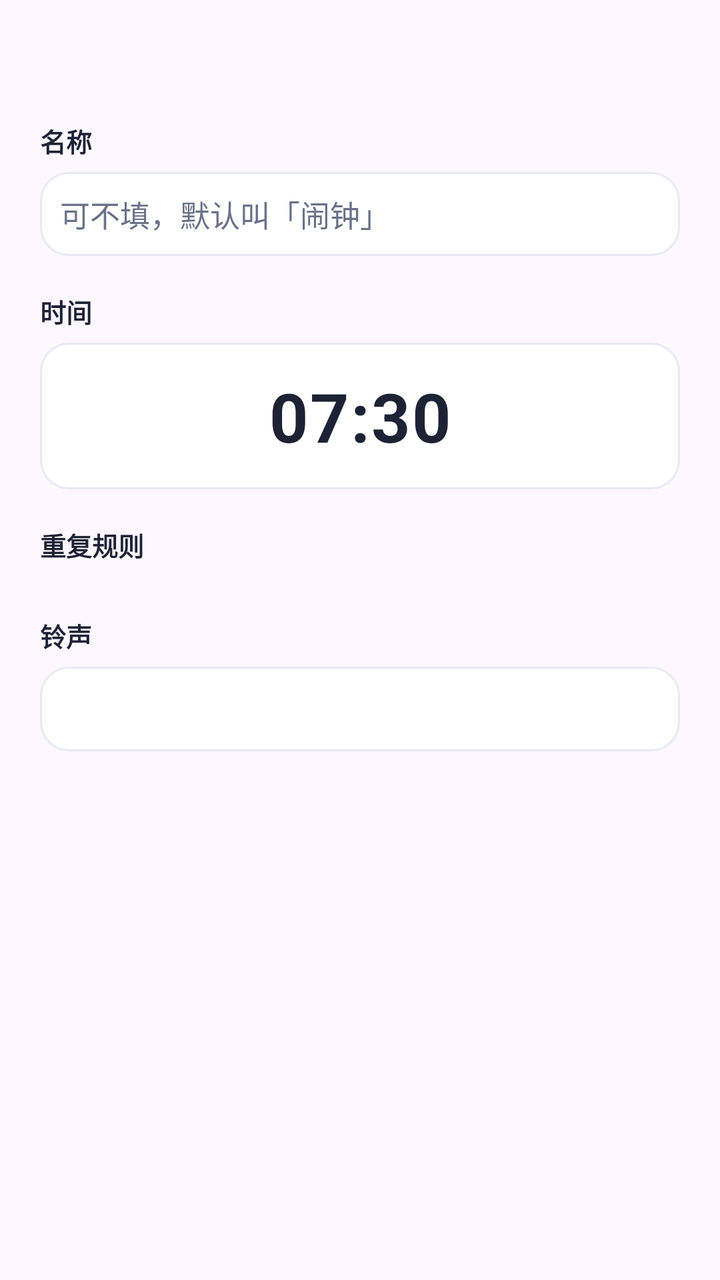
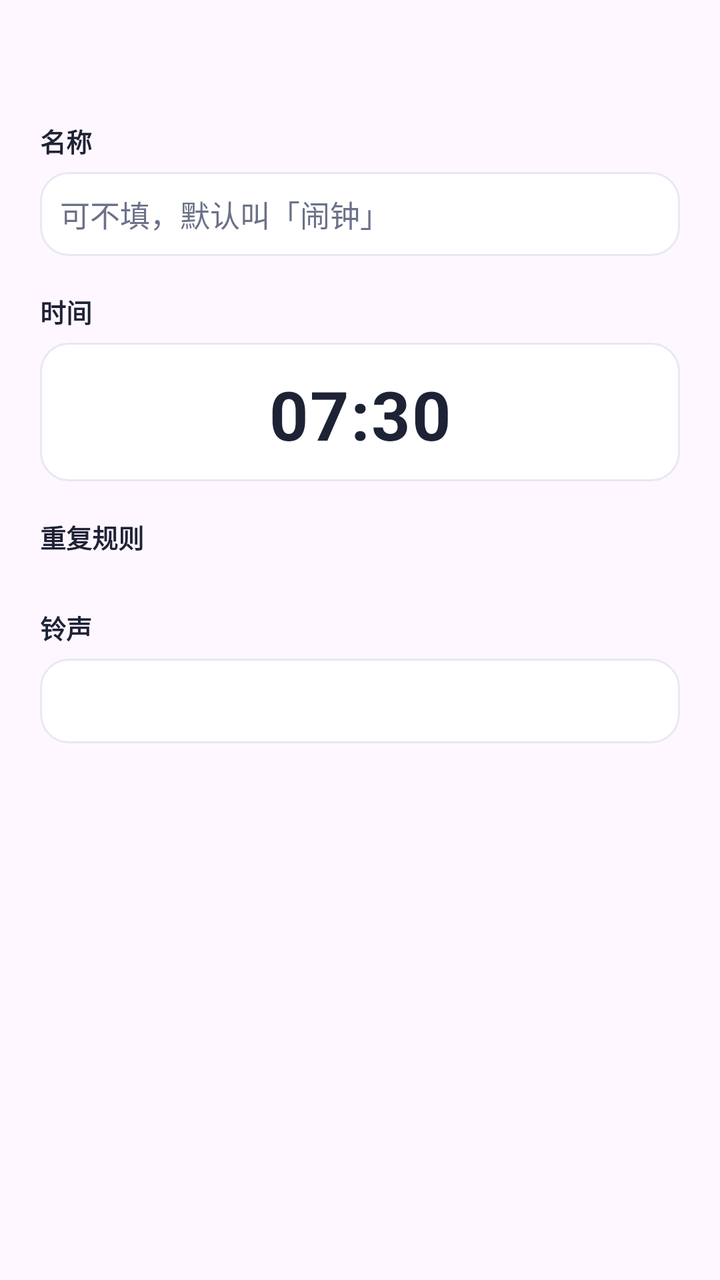

Screens rendered from an Android XML layout before and after an edit, with the pre-edit source and the edit as a unified diff.
<!-- AndroidManifest.xml: application theme Theme.WeekdayAlarm -->
<!-- res/layout/dialog_alarm.xml -->
<?xml version="1.0" encoding="utf-8"?>
<ScrollView xmlns:android="http://schemas.android.com/apk/res/android"
    android:layout_width="match_parent"
    android:layout_height="wrap_content"
    android:fillViewport="true">

<LinearLayout
    android:layout_width="match_parent"
    android:layout_height="wrap_content"
    android:orientation="vertical"
    android:padding="20dp">

    <TextView
        android:id="@+id/tv_alarm_title"
        android:layout_width="match_parent"
        android:layout_height="wrap_content"
        android:textColor="@color/ink"
        android:textSize="17sp"
        android:textStyle="bold" />

    <TextView
        style="@style/FieldLabel"
        android:layout_width="wrap_content"
        android:layout_height="wrap_content"
        android:layout_marginTop="18dp"
        android:text="名称" />

    <EditText
        android:id="@+id/et_alarm_label"
        android:layout_width="match_parent"
        android:layout_height="wrap_content"
        android:layout_marginTop="6dp"
        android:background="@drawable/bg_field_outline"
        android:importantForAutofill="no"
        android:inputType="text"
        android:maxLength="12"
        android:maxLines="1"
        android:padding="10dp"
        android:hint="可不填，默认叫「闹钟」"
        android:textColorHint="@color/sub"
        android:textColor="@color/ink"
        android:textSize="15sp" />

    <TextView
        style="@style/FieldLabel"
        android:layout_width="wrap_content"
        android:layout_height="wrap_content"
        android:layout_marginTop="18dp"
        android:text="时间" />

    
    <TextView
        android:id="@+id/tv_alarm_pick_time"
        android:layout_width="match_parent"
        android:layout_height="wrap_content"
        android:layout_marginTop="6dp"
        android:background="@drawable/bg_field_outline"
        android:clickable="true"
        android:focusable="true"
        android:gravity="center"
        android:letterSpacing="0.02"
        android:padding="14dp"
        android:text="07:30"
        android:textColor="@color/ink"
        android:textSize="34sp"
        android:textStyle="bold" />

    
    <LinearLayout
        android:id="@+id/row_follow_schedule"
        android:layout_width="match_parent"
        android:layout_height="wrap_content"
        android:layout_marginTop="8dp"
        android:background="@drawable/bg_dialog_row"
        android:clickable="true"
        android:focusable="true"
        android:gravity="center_vertical"
        android:orientation="horizontal"
        android:paddingStart="14dp"
        android:paddingTop="11dp"
        android:paddingEnd="12dp"
        android:paddingBottom="11dp"
        android:visibility="gone">

        <LinearLayout
            android:layout_width="0dp"
            android:layout_height="wrap_content"
            android:layout_weight="1"
            android:orientation="vertical">

            <TextView
                android:layout_width="wrap_content"
                android:layout_height="wrap_content"
                android:text="时间跟随班表"
                android:textColor="@color/ink"
                android:textSize="14sp"
                android:textStyle="bold" />

            <TextView
                android:id="@+id/tv_follow_summary"
                android:layout_width="match_parent"
                android:layout_height="wrap_content"
                android:layout_marginTop="2dp"
                android:textColor="@color/sub"
                android:textSize="12sp" />
        </LinearLayout>

        <androidx.appcompat.widget.SwitchCompat
            android:id="@+id/sw_follow_schedule"
            android:layout_width="wrap_content"
            android:layout_height="wrap_content"
            android:layout_marginStart="10dp" />
    </LinearLayout>

    <TextView
        style="@style/FieldLabel"
        android:layout_width="wrap_content"
        android:layout_height="wrap_content"
        android:layout_marginTop="18dp"
        android:text="重复规则" />

    
    <LinearLayout
        android:id="@+id/ll_alarm_modes"
        android:layout_width="match_parent"
        android:layout_height="wrap_content"
        android:layout_marginTop="8dp"
        android:orientation="vertical" />

    
    <LinearLayout
        android:id="@+id/row_own_rule"
        android:layout_width="match_parent"
        android:layout_height="wrap_content"
        android:layout_marginTop="10dp"
        android:background="@drawable/bg_dialog_row"
        android:clickable="true"
        android:focusable="true"
        android:gravity="center_vertical"
        android:orientation="horizontal"
        android:paddingStart="14dp"
        android:paddingTop="12dp"
        android:paddingEnd="14dp"
        android:paddingBottom="12dp"
        android:visibility="gone">

        <TextView
            android:id="@+id/tv_own_rule"
            android:layout_width="0dp"
            android:layout_height="wrap_content"
            android:layout_weight="1"
            android:text="4 天上 2 天"
            android:textColor="@color/indigo"
            android:textSize="13.5sp"
            android:textStyle="bold" />

        <TextView
            android:layout_width="wrap_content"
            android:layout_height="wrap_content"
            android:layout_marginStart="6dp"
            android:text="改 ›"
            android:textColor="@color/sub"
            android:textSize="12.5sp" />
    </LinearLayout>

    
    <LinearLayout
        android:id="@+id/row_once_date"
        android:layout_width="match_parent"
        android:layout_height="wrap_content"
        android:layout_marginTop="10dp"
        android:background="@drawable/bg_field_outline"
        android:clickable="true"
        android:focusable="true"
        android:orientation="vertical"
        android:padding="11dp"
        android:visibility="gone">

        <TextView
            style="@style/FieldLabel"
            android:layout_width="wrap_content"
            android:layout_height="wrap_content"
            android:text="哪一天" />

        <TextView
            android:id="@+id/tv_once_date"
            android:layout_width="match_parent"
            android:layout_height="wrap_content"
            android:layout_marginTop="3dp"
            android:textColor="@color/indigo"
            android:textSize="16sp"
            android:textStyle="bold" />
    </LinearLayout>

    
    <TextView
        style="@style/FieldLabel"
        android:layout_width="wrap_content"
        android:layout_height="wrap_content"
        android:layout_marginTop="18dp"
        android:text="铃声" />

    <TextView
        android:id="@+id/tv_alarm_ringtone"
        android:layout_width="match_parent"
        android:layout_height="wrap_content"
        android:layout_marginTop="6dp"
        android:background="@drawable/bg_field_outline"
        android:clickable="true"
        android:ellipsize="end"
        android:focusable="true"
        android:maxLines="2"
        android:padding="11dp"
        android:textColor="@color/ink"
        android:textSize="15sp"
        android:textStyle="bold" />
</LinearLayout>

</ScrollView>
<!-- resources referenced by this layout -->
<resources>
  <color name="indigo">#4F46E5</color>
  <color name="ink">#1E2235</color>
  <color name="sub">#6B7189</color>
  <!-- drawable bg_dialog_row (drawable) -->
  <?xml version="1.0" encoding="utf-8"?>
  <shape xmlns:android="http://schemas.android.com/apk/res/android"
      android:shape="rectangle">
      <solid android:color="@color/card" />
      <stroke
          android:width="1dp"
          android:color="@color/line" />
      <corners android:radius="@dimen/radius_row" />
  </shape>
  <!-- drawable bg_field_outline (drawable) -->
  <?xml version="1.0" encoding="utf-8"?>
  <ripple xmlns:android="http://schemas.android.com/apk/res/android"
      android:color="#1F4F46E5">
      <item>
          <shape android:shape="rectangle">
              <solid android:color="@color/card" />
              <corners android:radius="@dimen/radius_row" />
              <stroke
                  android:width="1dp"
                  android:color="@color/line" />
          </shape>
      </item>
  </ripple>
  <style name="FieldLabel">
          <item name="android:textColor">@color/ink</item>
          <item name="android:textSize">13sp</item>
          <item name="android:textStyle">bold</item>
      </style>
  <style name="Theme.WeekdayAlarm" parent="Theme.Material3.DayNight.NoActionBar">
          <item name="colorPrimary">@color/indigo</item>
          <item name="colorPrimaryVariant">@color/indigo_dark</item>
          <item name="colorOnPrimary">@color/white</item>
          <item name="android:statusBarColor">@color/bg</item>
          <item name="android:windowLightStatusBar">true</item>
      </style>
  <color name="card">#FFFFFF</color>
  <color name="line">#E7E9F3</color>
  <dimen name="radius_row">14dp</dimen>
  <color name="indigo_dark">#4338CA</color>
  <color name="white">#FFFFFFFF</color>
  <color name="bg">#F4F5FB</color>
</resources>

<!-- the commit's change to res/layout/dialog_alarm.xml (unified diff, before → after) -->
@@ -49,8 +49,8 @@
         android:text="时间" />
 
     
-    <TextView
-        android:id="@+id/tv_alarm_pick_time"
+    <LinearLayout
+        android:id="@+id/box_alarm_time"
         android:layout_width="match_parent"
         android:layout_height="wrap_content"
         android:layout_marginTop="6dp"
@@ -58,58 +58,34 @@
         android:clickable="true"
         android:focusable="true"
         android:gravity="center"
-        android:letterSpacing="0.02"
-        android:padding="14dp"
-        android:text="07:30"
-        android:textColor="@color/ink"
-        android:textSize="34sp"
-        android:textStyle="bold" />
+        android:orientation="vertical"
+        android:paddingTop="13dp"
+        android:paddingBottom="11dp">
 
-    
-    <LinearLayout
-        android:id="@+id/row_follow_schedule"
-        android:layout_width="match_parent"
-        android:layout_height="wrap_content"
-        android:layout_marginTop="8dp"
-        android:background="@drawable/bg_dialog_row"
-        android:clickable="true"
-        android:focusable="true"
-        android:gravity="center_vertical"
-        android:orientation="horizontal"
-        android:paddingStart="14dp"
-        android:paddingTop="11dp"
-        android:paddingEnd="12dp"
-        android:paddingBottom="11dp"
-        android:visibility="gone">
+        <TextView
+            android:id="@+id/tv_alarm_pick_time"
+            android:layout_width="match_parent"
+            android:layout_height="wrap_content"
+            android:gravity="center"
+            android:letterSpacing="0.02"
+            android:paddingStart="14dp"
+            android:paddingEnd="14dp"
+            android:text="07:30"
+            android:textColor="@color/ink"
+            android:textSize="34sp"
+            android:textStyle="bold" />
 
-        <LinearLayout
-            android:layout_width="0dp"
+        <TextView
+            android:id="@+id/tv_alarm_time_source"
+            android:layout_width="match_parent"
             android:layout_height="wrap_content"
-            android:layout_weight="1"
-            android:orientation="vertical">
-
-            <TextView
-                android:layout_width="wrap_content"
-                android:layout_height="wrap_content"
-                android:text="时间跟随班表"
-                android:textColor="@color/ink"
-                android:textSize="14sp"
-                android:textStyle="bold" />
-
-            <TextView
-                android:id="@+id/tv_follow_summary"
-                android:layout_width="match_parent"
-                android:layout_height="wrap_content"
-                android:layout_marginTop="2dp"
-                android:textColor="@color/sub"
-                android:textSize="12sp" />
-        </LinearLayout>
-
-        <androidx.appcompat.widget.SwitchCompat
-            android:id="@+id/sw_follow_schedule"
-            android:layout_width="wrap_content"
-            android:layout_height="wrap_content"
-            android:layout_marginStart="10dp" />
+            android:layout_marginTop="3dp"
+            android:gravity="center"
+            android:paddingStart="14dp"
+            android:paddingEnd="14dp"
+            android:textColor="@color/sub"
+            android:textSize="12sp"
+            android:visibility="gone" />
     </LinearLayout>
 
     <TextView
